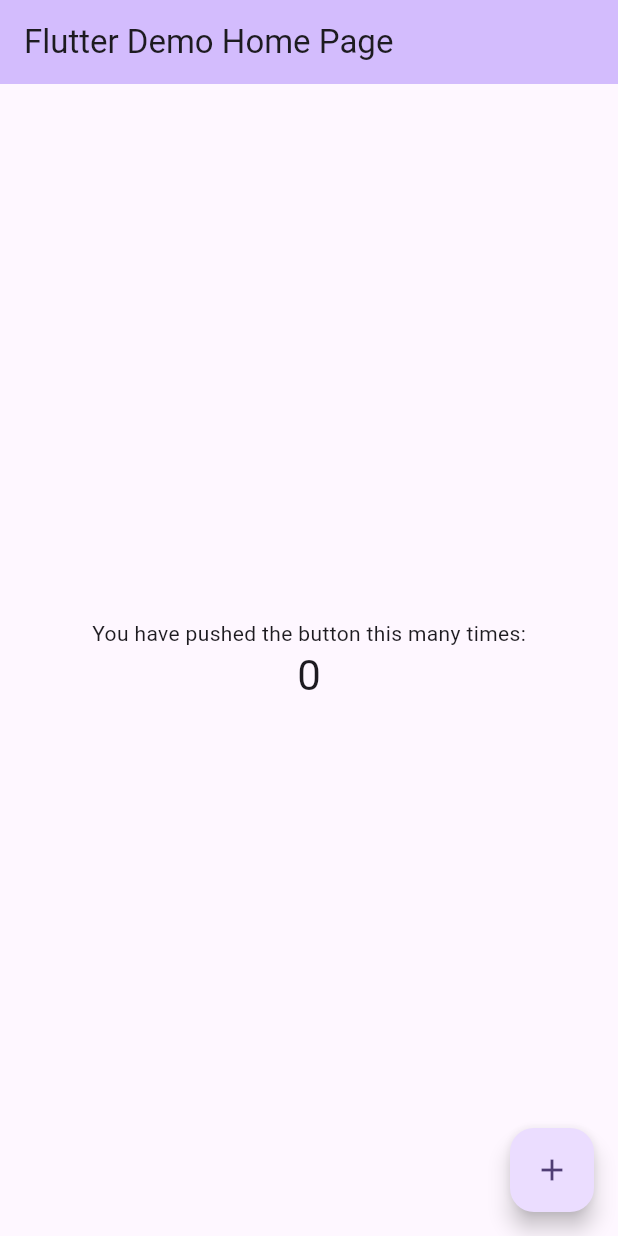
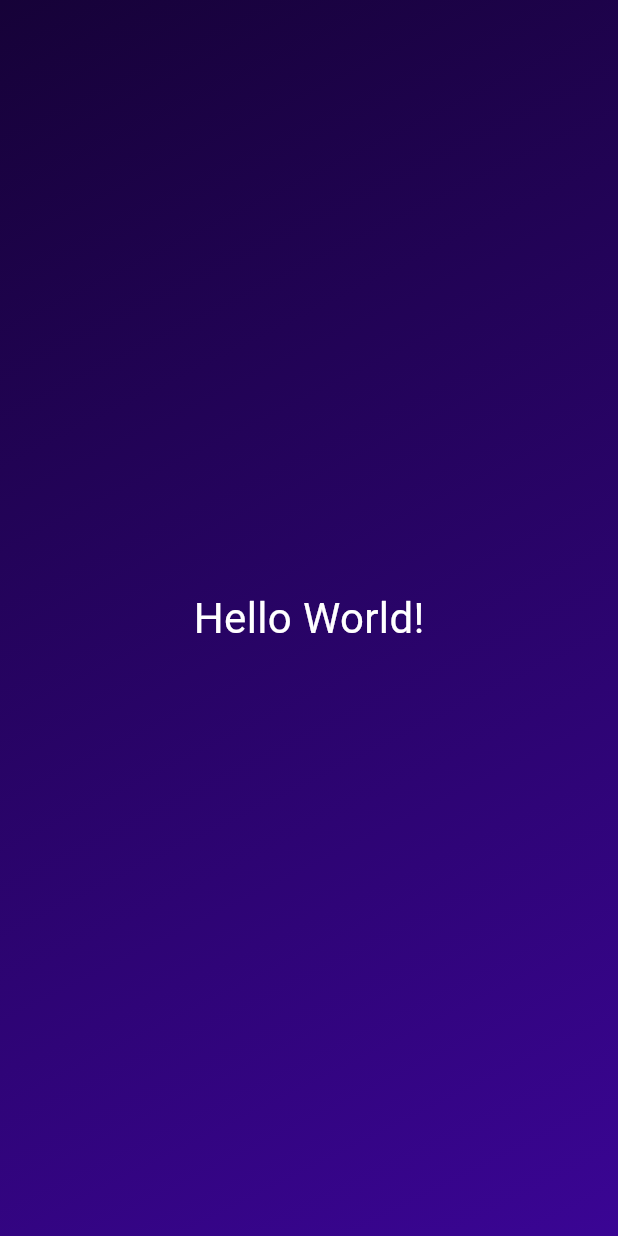
Before and after one commit to pulpetto/Roll-Dice-App, a Flutter app: the screen it shows after launch, on a phone screen of 412 x 824 dp. Run offline on Flutter 3.47's test engine with Material 3 defaults, Android fonts, the phone set to English and light mode, and no system bars.

Commit message:
replace default page

```diff
--- a/lib/main.dart
+++ b/lib/main.dart
@@ -1,122 +1,28 @@
 import 'package:flutter/material.dart';
 
 void main() {
-  runApp(const MyApp());
-}
-
-class MyApp extends StatelessWidget {
-  const MyApp({super.key});
-
-  // This widget is the root of your application.
-  @override
-  Widget build(BuildContext context) {
-    return MaterialApp(
-      title: 'Flutter Demo',
-      theme: ThemeData(
-        // This is the theme of your application.
-        //
-        // TRY THIS: Try running your application with "flutter run". You'll see
-        // the application has a purple toolbar. Then, without quitting the app,
-        // try changing the seedColor in the colorScheme below to Colors.green
-        // and then invoke "hot reload" (save your changes or press the "hot
-        // reload" button in a Flutter-supported IDE, or press "r" if you used
-        // the command line to start the app).
-        //
-        // Notice that the counter didn't reset back to zero; the application
-        // state is not lost during the reload. To reset the state, use hot
-        // restart instead.
-        //
-        // This works for code too, not just values: Most code changes can be
-        // tested with just a hot reload.
-        colorScheme: ColorScheme.fromSeed(seedColor: Colors.deepPurple),
-      ),
-      home: const MyHomePage(title: 'Flutter Demo Home Page'),
-    );
-  }
-}
-
-class MyHomePage extends StatefulWidget {
-  const MyHomePage({super.key, required this.title});
-
-  // This widget is the home page of your application. It is stateful, meaning
-  // that it has a State object (defined below) that contains fields that affect
-  // how it looks.
-
-  // This class is the configuration for the state. It holds the values (in this
-  // case the title) provided by the parent (in this case the App widget) and
-  // used by the build method of the State. Fields in a Widget subclass are
-  // always marked "final".
-
-  final String title;
-
-  @override
-  State<MyHomePage> createState() => _MyHomePageState();
-}
-
-class _MyHomePageState extends State<MyHomePage> {
-  int _counter = 0;
-
-  void _incrementCounter() {
-    setState(() {
-      // This call to setState tells the Flutter framework that something has
-      // changed in this State, which causes it to rerun the build method below
-      // so that the display can reflect the updated values. If we changed
-      // _counter without calling setState(), then the build method would not be
-      // called again, and so nothing would appear to happen.
-      _counter++;
-    });
-  }
-
-  @override
-  Widget build(BuildContext context) {
-    // This method is rerun every time setState is called, for instance as done
-    // by the _incrementCounter method above.
-    //
-    // The Flutter framework has been optimized to make rerunning build methods
-    // fast, so that you can just rebuild anything that needs updating rather
-    // than having to individually change instances of widgets.
-    return Scaffold(
-      appBar: AppBar(
-        // TRY THIS: Try changing the color here to a specific color (to
-        // Colors.amber, perhaps?) and trigger a hot reload to see the AppBar
-        // change color while the other colors stay the same.
-        backgroundColor: Theme.of(context).colorScheme.inversePrimary,
-        // Here we take the value from the MyHomePage object that was created by
-        // the App.build method, and use it to set our appbar title.
-        title: Text(widget.title),
-      ),
-      body: Center(
-        // Center is a layout widget. It takes a single child and positions it
-        // in the middle of the parent.
-        child: Column(
-          // Column is also a layout widget. It takes a list of children and
-          // arranges them vertically. By default, it sizes itself to fit its
-          // children horizontally, and tries to be as tall as its parent.
-          //
-          // Column has various properties to control how it sizes itself and
-          // how it positions its children. Here we use mainAxisAlignment to
-          // center the children vertically; the main axis here is the vertical
-          // axis because Columns are vertical (the cross axis would be
-          // horizontal).
-          //
-          // TRY THIS: Invoke "debug painting" (choose the "Toggle Debug Paint"
-          // action in the IDE, or press "p" in the console), to see the
-          // wireframe for each widget.
-          mainAxisAlignment: MainAxisAlignment.center,
-          children: <Widget>[
-            const Text('You have pushed the button this many times:'),
-            Text(
-              '$_counter',
-              style: Theme.of(context).textTheme.headlineMedium,
+  runApp(
+    MaterialApp(
+      home: Scaffold(
+        body: Container(
+          decoration: const BoxDecoration(
+            gradient: LinearGradient(
+              colors: [
+                Color.fromARGB(255, 22, 2, 56),
+                Color.fromARGB(255, 58, 5, 148),
+              ],
+              begin: Alignment.topLeft,
+              end: Alignment.bottomRight,
             ),
-          ],
+          ),
+          child: const Center(
+            child: Text(
+              'Hello World!',
+              style: TextStyle(color: Colors.white, fontSize: 28.0),
+            ),
+          ),
         ),
       ),
-      floatingActionButton: FloatingActionButton(
-        onPressed: _incrementCounter,
-        tooltip: 'Increment',
-        child: const Icon(Icons.add),
-      ), // This trailing comma makes auto-formatting nicer for build methods.
-    );
-  }
+    ),
+  );
 }
```
